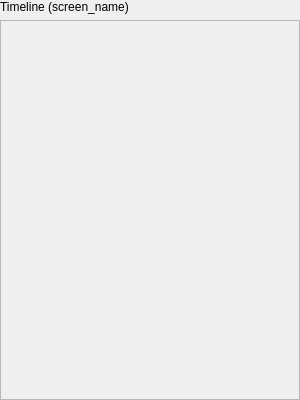
Qt form lib/twitrrerr/ui/timeline.ui (nilsding/twitrrerr) before a commit.
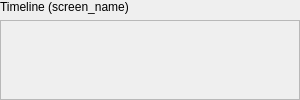
The same form after that commit.

Commit message: changed minimumSize (height)

```diff
--- a/lib/twitrrerr/ui/timeline.ui
+++ b/lib/twitrrerr/ui/timeline.ui
@@ -7,7 +7,7 @@
     <x>0</x>
     <y>0</y>
     <width>300</width>
-    <height>400</height>
+    <height>100</height>
    </rect>
   </property>
   <property name="sizePolicy">
@@ -19,7 +19,7 @@
   <property name="minimumSize">
    <size>
     <width>300</width>
-    <height>400</height>
+    <height>100</height>
    </size>
   </property>
   <property name="maximumSize">
@@ -56,7 +56,7 @@
         <x>0</x>
         <y>0</y>
         <width>294</width>
-        <height>375</height>
+        <height>75</height>
        </rect>
       </property>
      </widget>
```
